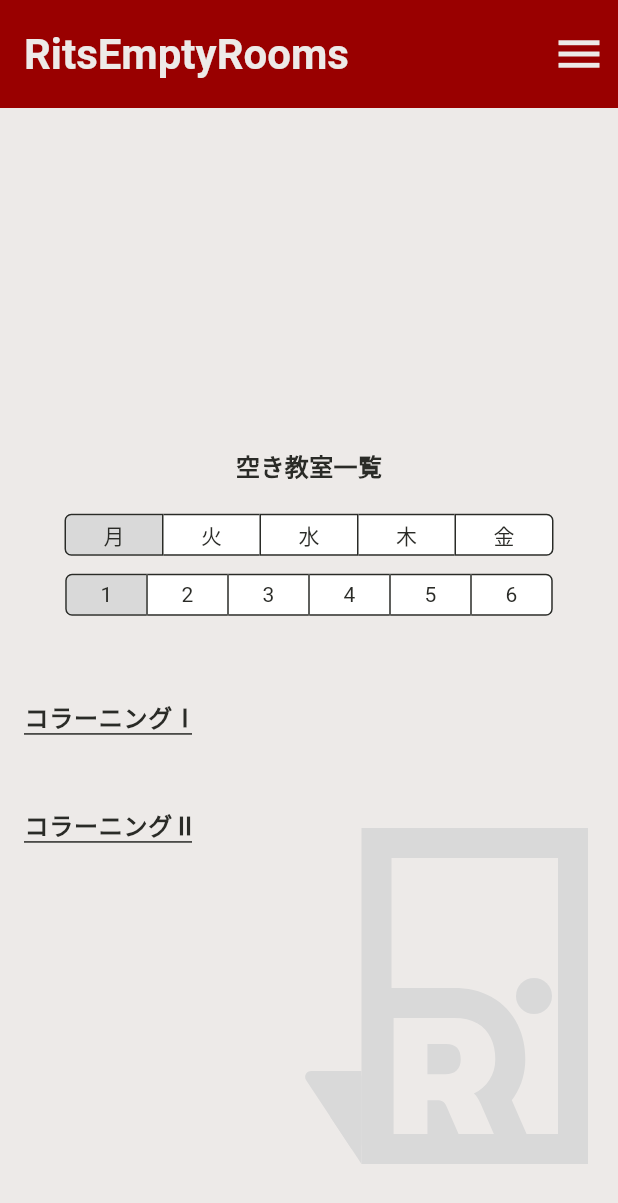
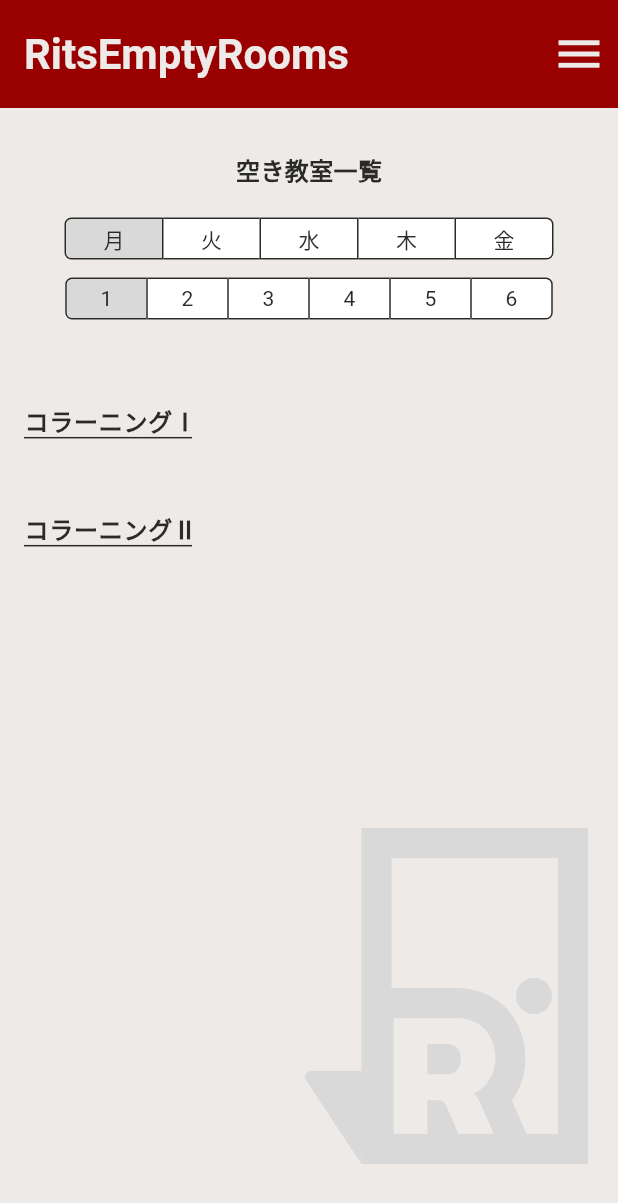
Before and after one commit to YukaChoco/rits_empty_room, a Flutter app: the screen it shows after launch, on a phone screen of 412 x 824 dp. Shown: the top 1203 px of the screen. Run offline on Flutter 3.47's test engine with Material 3 defaults, Android fonts, the phone set to English and light mode, and no system bars; our stand-ins replace cloud_firestore, firebase_core, flutter_dotenv, flutter_riverpod, flutter_svg; accounts and stored records are empty.

Commit message:
余白修正

```diff
--- a/lib/main.dart
+++ b/lib/main.dart
@@ -159,8 +159,9 @@ class MyHomePage extends ConsumerWidget {
           ),
           Center(
             child: Column(
-              mainAxisAlignment: MainAxisAlignment.center,
+              mainAxisAlignment: MainAxisAlignment.start,
               children: <Widget>[
+                const SizedBox(height: 30),
                 const Text('空き教室一覧',
                     style: TextStyle(
                       fontWeight: FontWeight.bold,
```
